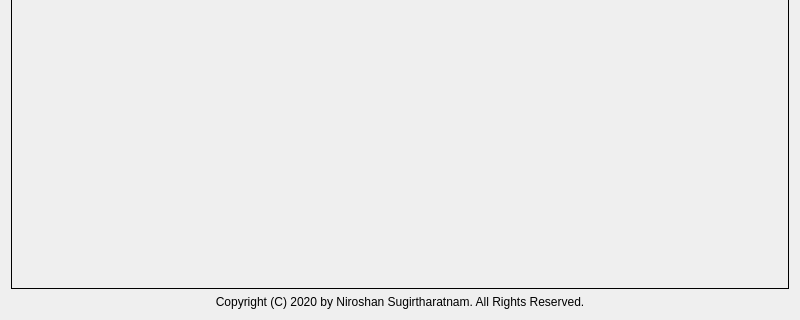
The window that LibraryManagementSystem/application.ui (NiroSugir/LibraryManagementSystem) describes before a commit, drawn with Qt 5; both pictures show x 0 to 800 and y 280 to 600 of the 800 by 600 pixel window.
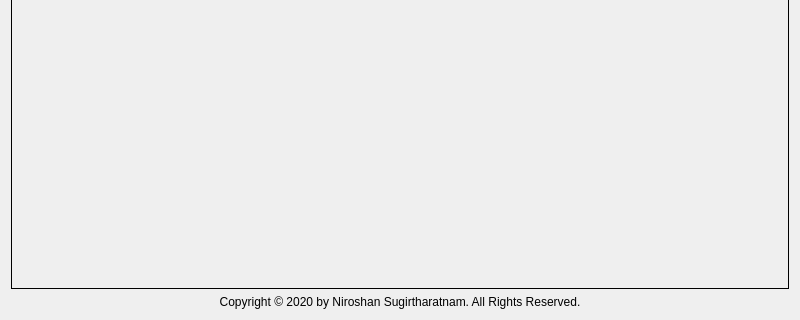
The same window after the commit.

Commit message: change (C) to copyright symbol

Diff of the .ui file:
```diff
--- a/LibraryManagementSystem/application.ui
+++ b/LibraryManagementSystem/application.ui
@@ -49,7 +49,7 @@
       <string notr="true"/>
      </property>
      <property name="text">
-      <string>Copyright (C) 2020 by Niroshan Sugirtharatnam. All Rights Reserved.</string>
+      <string>Copyright © 2020 by Niroshan Sugirtharatnam. All Rights Reserved.</string>
      </property>
      <property name="alignment">
       <set>Qt::AlignCenter</set>
```
